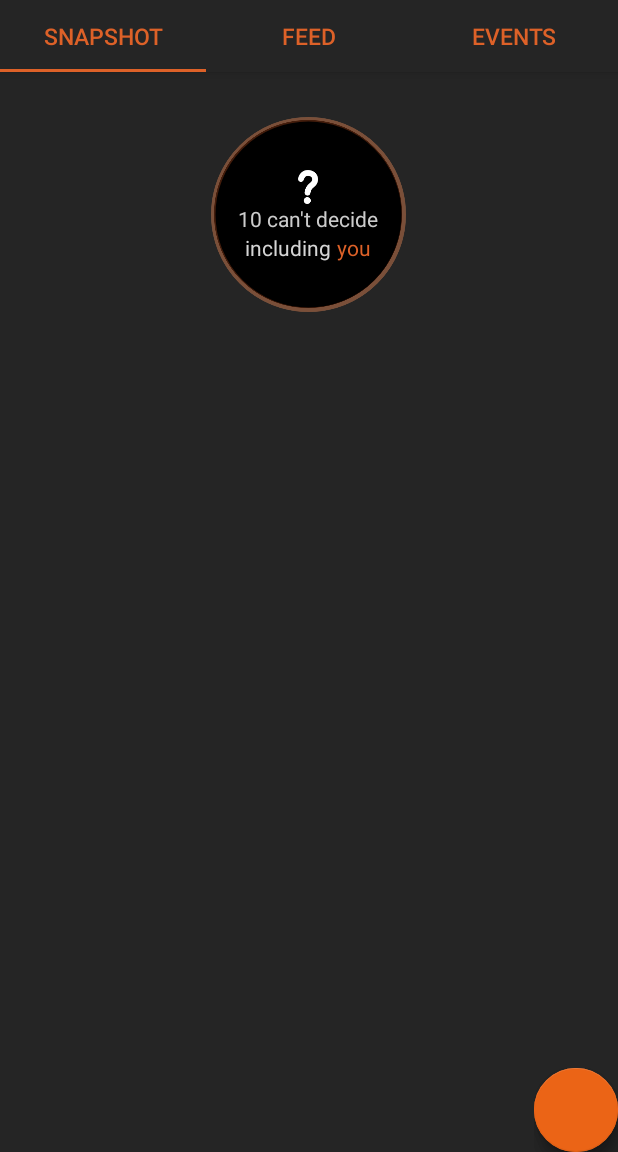
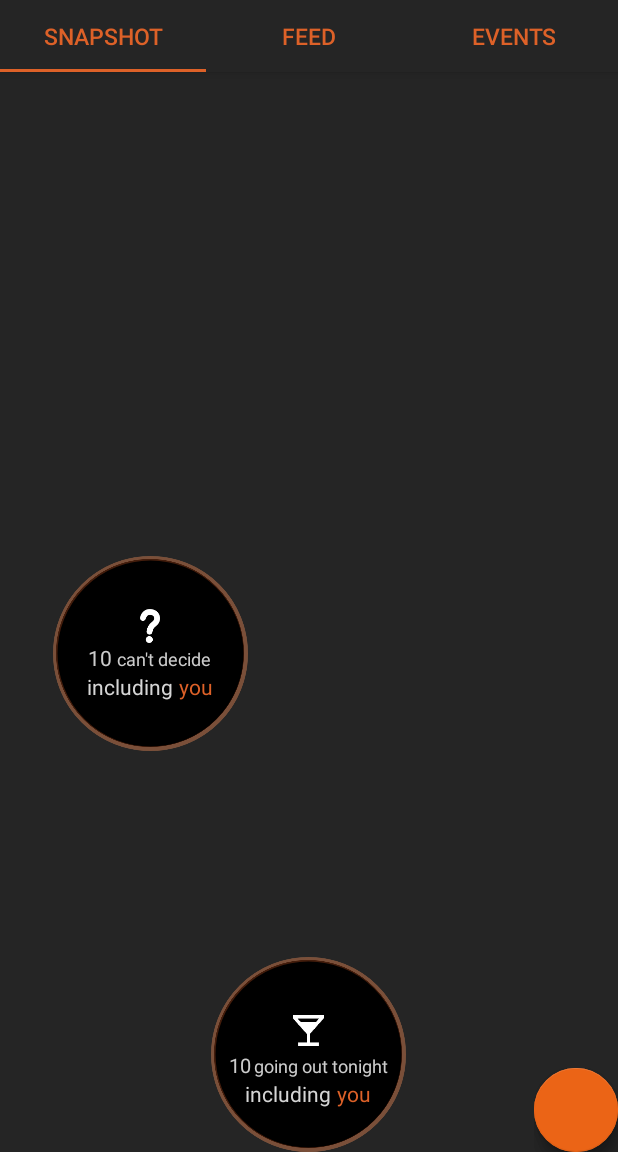
Before and after one commit to georgikoemdzhiev/Lust, an Android app: the SnapshotFragment screen opened directly, with no data from a screen before it, on a phone screen of 412 x 824 dp, the part 84-1236 px from its top. Run offline under Robolectric (Android 15) with nearby library versions, the phone set to English and light mode, and no system bars; libraries missing offline, so code that uses them is left out: com.getbase.floatingactionbutton; plain views replace FloatingActionButton, FloatingActionsMenu; 5 statements that could not run were skipped.

Commit message:
- Added "going out" UI elements

```diff
--- a/app/src/main/res/layout/fragment_snapshot_layout.xml
+++ b/app/src/main/res/layout/fragment_snapshot_layout.xml
@@ -15,16 +15,125 @@
         android:layout_width="match_parent"
         android:layout_height="match_parent">
 
+    </RelativeLayout>
+
+   </android.support.v4.widget.NestedScrollView>
+
+    <RelativeLayout
+           android:layout_width="wrap_content"
+           android:layout_height="wrap_content"
+           android:id="@+id/goingOutContainer"
+           android:layout_alignParentBottom="true"
+           android:layout_centerHorizontal="true"
+           android:layout_marginBottom="56dp">
+
+           <ImageView
+               android:id="@+id/going_out_grey_circle_bg"
+               android:layout_width="130dp"
+               android:layout_height="wrap_content"
+               android:src="@drawable/perfect_grey_circle"
+               android:adjustViewBounds="true"
+               android:scaleType="fitXY"/>
+
+           <ImageView
+               android:id="@+id/going_out_black_circle_bg"
+               android:layout_width="125dp"
+               android:layout_height="wrap_content"
+               android:src="@drawable/perfect_black_circle"
+               android:adjustViewBounds="true"
+               android:scaleType="fitXY"
+               android:layout_centerVertical="true"
+               android:layout_centerHorizontal="true"/>
+
+
+
+           <com.studentsins.lust.UI.CircleProgressBar
+               android:id="@+id/goingOutProgressBar"
+               android:layout_width="0dp"
+               android:layout_height="0dp"
+               app:progress="0"
+               app:progressBarThickness="3dp"
+               android:layout_alignTop="@+id/going_out_grey_circle_bg"
+               android:layout_alignLeft="@+id/going_out_grey_circle_bg"
+               android:layout_alignStart="@+id/going_out_grey_circle_bg"
+               android:layout_alignBottom="@+id/going_out_grey_circle_bg"
+               android:layout_alignRight="@+id/going_out_grey_circle_bg"
+               android:layout_alignEnd="@+id/going_out_grey_circle_bg"/>
+
+           <ImageView
+               android:layout_width="27dp"
+               android:layout_height="wrap_content"
+               android:id="@+id/goingOutIcon"
+               android:adjustViewBounds="true"
+               android:scaleType="fitXY"
+               android:src="@drawable/ic_local_bar_white_48dp"
+               android:layout_alignTop="@+id/going_out_black_circle_bg"
+               android:layout_centerHorizontal="true"
+               android:layout_marginTop="35dp"/>
+
+           <LinearLayout
+               android:id="@+id/goingOutNumberCont"
+               android:layout_width="wrap_content"
+               android:layout_height="wrap_content"
+               android:orientation="horizontal"
+               android:layout_below="@+id/goingOutIcon"
+               android:layout_centerHorizontal="true">
+               <TextView
+                   android:layout_width="wrap_content"
+                   android:layout_height="wrap_content"
+                   android:textSize="13sp"
+                   android:textColor="@color/dirtyWhite"
+                   android:id="@+id/numberOfGoingOuts"
+                   android:text="10"/>
+
+               <TextView
+                   android:layout_width="wrap_content"
+                   android:layout_height="wrap_content"
+                   android:textSize="12sp"
+                   android:layout_marginLeft="2dp"
+                   android:textColor="@color/dirtyWhite"
+                   android:text="going out tonight"/>
+           </LinearLayout>
+
+           <LinearLayout
+               android:id="@+id/going_out_includingYouContainer"
+               android:layout_width="wrap_content"
+               android:layout_height="wrap_content"
+               android:orientation="horizontal"
+               android:layout_centerHorizontal="true"
+               android:visibility="visible"
+               android:layout_below="@+id/goingOutNumberCont">
+
+               <TextView
+                   android:layout_width="wrap_content"
+                   android:layout_height="wrap_content"
+                   android:text="including"
+                   android:layout_marginRight="4dp"
+                   android:textColor="@color/dirtyWhite2"/>
+
+               <TextView
+                   android:layout_width="wrap_content"
+                   android:layout_height="wrap_content"
+                   android:text="you"
+                   android:textColor="@color/blood_orange"/>
+           </LinearLayout>
+
+
+
+   </RelativeLayout>
+
     <RelativeLayout
         android:layout_width="wrap_content"
         android:layout_height="wrap_content"
         android:id="@+id/cantDecideContainer"
-            android:layout_alignParentTop="true"
-            android:layout_centerHorizontal="true"
-            android:layout_marginTop="30dp">
+        android:layout_centerVertical="true"
+        android:layout_alignParentLeft="true"
+        android:layout_alignParentStart="true"
+        android:layout_marginLeft="35dp"
+        android:layout_marginStart="35dp">
 
         <ImageView
-                android:id="@+id/grey_circle_bg"
+            android:id="@+id/cant_decide_grey_circle_bg"
             android:layout_width="130dp"
             android:layout_height="wrap_content"
             android:src="@drawable/perfect_grey_circle"
@@ -49,12 +158,12 @@
             android:layout_height="0dp"
             app:progress="0"
             app:progressBarThickness="3dp"
-                android:layout_alignTop="@+id/grey_circle_bg"
-                android:layout_alignLeft="@+id/grey_circle_bg"
-                android:layout_alignStart="@+id/grey_circle_bg"
-                android:layout_alignBottom="@+id/grey_circle_bg"
-                android:layout_alignRight="@+id/grey_circle_bg"
-                android:layout_alignEnd="@+id/grey_circle_bg"/>
+            android:layout_alignTop="@+id/cant_decide_grey_circle_bg"
+            android:layout_alignLeft="@+id/cant_decide_grey_circle_bg"
+            android:layout_alignStart="@+id/cant_decide_grey_circle_bg"
+            android:layout_alignBottom="@+id/cant_decide_grey_circle_bg"
+            android:layout_alignRight="@+id/cant_decide_grey_circle_bg"
+            android:layout_alignEnd="@+id/cant_decide_grey_circle_bg"/>
 
         <ImageView
             android:layout_width="13dp"
@@ -85,14 +194,14 @@
             <TextView
                 android:layout_width="wrap_content"
                 android:layout_height="wrap_content"
-                    android:textSize="14sp"
+                android:textSize="12sp"
                 android:layout_marginLeft="3dp"
                 android:textColor="@color/dirtyWhite"
                 android:text="can't decide"/>
         </LinearLayout>
 
         <LinearLayout
-                android:id="@+id/includingYouContainer"
+            android:id="@+id/cant_decide_includingYouContainer"
             android:layout_width="wrap_content"
             android:layout_height="wrap_content"
             android:orientation="horizontal"
@@ -116,10 +225,4 @@
 
     </RelativeLayout>
 
-
 </RelativeLayout>
-
-
-   </android.support.v4.widget.NestedScrollView>
-
-</RelativeLayout>
```
Lines whose indentation alone changed are shown as unchanged.
